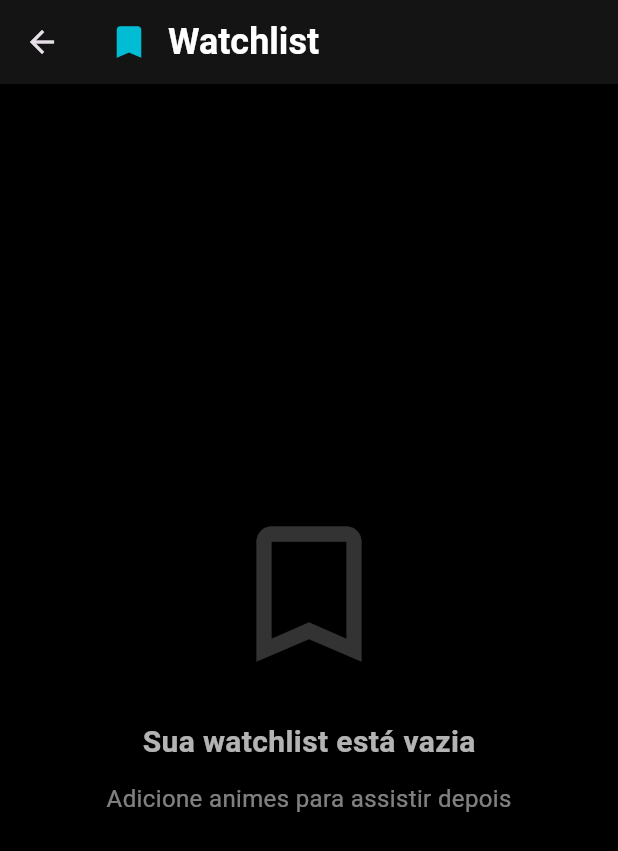
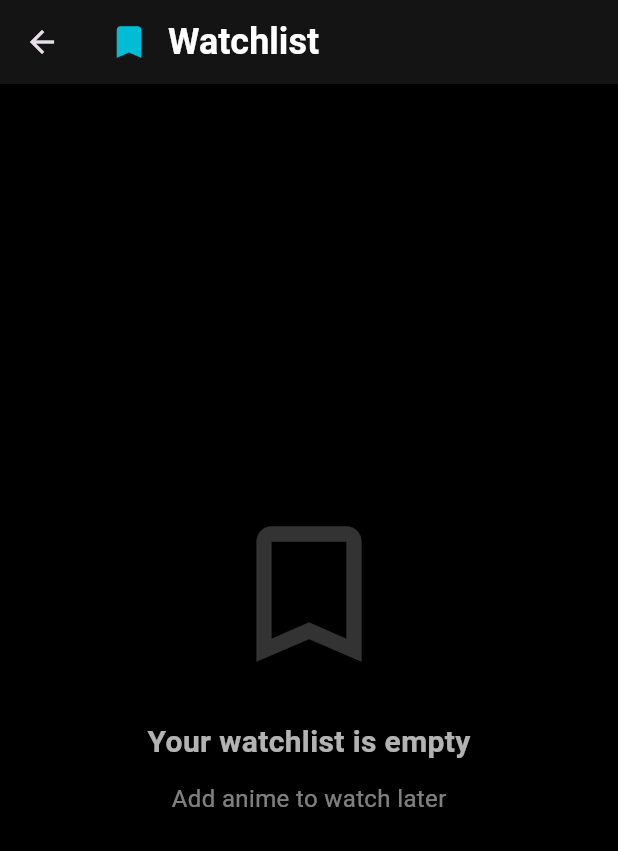
Before and after one commit to alvarorichard/goanime-mobile, a Flutter app: the WatchlistScreen screen opened directly, on a phone screen of 412 x 824 dp. Shown: the top 851 px of the screen. Run offline on Flutter 3.47's test engine with Material 3 defaults, Android fonts, the phone set to English and light mode, and no system bars; our stand-ins replace bottom_navy_bar, cached_network_image, chewie, ionicons, lucide_icons, shared_preferences and 3 more; accounts and stored records are empty; network calls fail.

Commit message:
feat: Add localization support for watchlist features and update UI texts

```diff
--- a/lib/l10n/app_localizations.dart
+++ b/lib/l10n/app_localizations.dart
@@ -153,6 +153,36 @@ class AppLocalizations {
   String get googleVideo =>
       locale.languageCode == 'pt' ? 'Google Video' : 'Google Video';
 
+  // Watchlist Screen
+  String get watchlist =>
+      locale.languageCode == 'pt' ? 'Watchlist' : 'Watchlist';
+  String get clearWatchlist =>
+      locale.languageCode == 'pt' ? 'Limpar watchlist' : 'Clear watchlist';
+  String get watchlistEmpty => locale.languageCode == 'pt'
+      ? 'Sua watchlist está vazia'
+      : 'Your watchlist is empty';
+  String get addAnimesToWatchLater => locale.languageCode == 'pt'
+      ? 'Adicione animes para assistir depois'
+      : 'Add anime to watch later';
+  String get addedToWatchlist => locale.languageCode == 'pt'
+      ? 'Adicionado à watchlist'
+      : 'Added to watchlist';
+  String get removedFromWatchlistShort => locale.languageCode == 'pt'
+      ? 'Removido da watchlist'
+      : 'Removed from watchlist';
+  String removedFromWatchlist(String title) => locale.languageCode == 'pt'
+      ? '$title removido da watchlist'
+      : '$title removed from watchlist';
+  String get clearWatchlistQuestion =>
+      locale.languageCode == 'pt' ? 'Limpar Watchlist?' : 'Clear Watchlist?';
+  String get clearWatchlistConfirmation => locale.languageCode == 'pt'
+      ? 'Tem certeza que deseja remover todos os animes da watchlist?'
+      : 'Are you sure you want to remove all anime from the watchlist?';
+  String get cancel => locale.languageCode == 'pt' ? 'Cancelar' : 'Cancel';
+  String get clear => locale.languageCode == 'pt' ? 'Limpar' : 'Clear';
+  String get watchlistCleared =>
+      locale.languageCode == 'pt' ? 'Watchlist limpa' : 'Watchlist cleared';
+
   // Settings Screen
   String get language => locale.languageCode == 'pt' ? 'Idioma' : 'Language';
   String get selectLanguage =>
--- a/lib/screens/watchlist_screen.dart
+++ b/lib/screens/watchlist_screen.dart
@@ -4,6 +4,7 @@ import '../models/watchlist_anime.dart';
 import '../services/watchlist_service.dart';
 import '../services/watchlist_notifier.dart';
 import '../theme/app_colors.dart';
+import '../l10n/app_localizations.dart';
 import 'source_selection_screen.dart';
 
 class WatchlistScreen extends StatefulWidget {
@@ -56,9 +57,10 @@ class _WatchlistScreenState extends State<WatchlistScreen>
   Future<void> _removeFromWatchlist(WatchlistAnime anime) async {
     final success = await _watchlistService.removeFromWatchlist(anime.animeId);
     if (success && mounted) {
+      final l10n = AppLocalizations.of(context);
       ScaffoldMessenger.of(context).showSnackBar(
         SnackBar(
-          content: Text('${anime.title} removido da watchlist'),
+          content: Text(l10n.removedFromWatchlist(anime.title)),
           backgroundColor: AppColors.error,
           behavior: SnackBarBehavior.floating,
         ),
@@ -70,6 +72,7 @@ class _WatchlistScreenState extends State<WatchlistScreen>
   @override
   Widget build(BuildContext context) {
     super.build(context); // Required for AutomaticKeepAliveClientMixin
+    final l10n = AppLocalizations.of(context);
     return Scaffold(
       backgroundColor: AppColors.background,
       appBar: AppBar(
@@ -79,9 +82,9 @@ class _WatchlistScreenState extends State<WatchlistScreen>
           children: [
             Icon(Icons.bookmark, color: AppColors.primary, size: 28),
             const SizedBox(width: 12),
-            const Text(
-              'Watchlist',
-              style: TextStyle(
+            Text(
+              l10n.watchlist,
+              style: const TextStyle(
                 color: Colors.white,
                 fontSize: 24,
                 fontWeight: FontWeight.bold,
@@ -93,7 +96,7 @@ class _WatchlistScreenState extends State<WatchlistScreen>
           if (_watchlist.isNotEmpty)
             IconButton(
               icon: const Icon(Icons.delete_sweep, color: Colors.white70),
-              tooltip: 'Limpar watchlist',
+              tooltip: l10n.clearWatchlist,
               onPressed: () => _showClearDialog(),
             ),
         ],
@@ -127,6 +130,7 @@ class _WatchlistScreenState extends State<WatchlistScreen>
   }
 
   Widget _buildEmptyState() {
+    final l10n = AppLocalizations.of(context);
     return Center(
       child: Column(
         mainAxisAlignment: MainAxisAlignment.center,
@@ -138,7 +142,7 @@ class _WatchlistScreenState extends State<WatchlistScreen>
           ),
           const SizedBox(height: 24),
           Text(
-            'Sua watchlist está vazia',
+            l10n.watchlistEmpty,
             style: TextStyle(
               color: Colors.white.withValues(alpha: 0.7),
               fontSize: 20,
@@ -147,7 +151,7 @@ class _WatchlistScreenState extends State<WatchlistScreen>
           ),
           const SizedBox(height: 12),
           Text(
-            'Adicione animes para assistir depois',
+            l10n.addAnimesToWatchLater,
             style: TextStyle(
               color: Colors.white.withValues(alpha: 0.5),
               fontSize: 16,
@@ -278,24 +282,25 @@ class _WatchlistScreenState extends State<WatchlistScreen>
   }
 
   void _showClearDialog() {
+    final l10n = AppLocalizations.of(context);
     showDialog(
       context: context,
       builder: (context) => AlertDialog(
         backgroundColor: AppColors.surface,
-        title: const Text(
-          'Limpar Watchlist?',
-          style: TextStyle(color: Colors.white),
+        title: Text(
+          l10n.clearWatchlistQuestion,
+          style: const TextStyle(color: Colors.white),
         ),
-        content: const Text(
-          'Tem certeza que deseja remover todos os animes da watchlist?',
-          style: TextStyle(color: Colors.white70),
+        content: Text(
+          l10n.clearWatchlistConfirmation,
+          style: const TextStyle(color: Colors.white70),
         ),
         actions: [
           TextButton(
             onPressed: () => Navigator.pop(context),
-            child: const Text(
-              'Cancelar',
-              style: TextStyle(color: Colors.white70),
+            child: Text(
+              l10n.cancel,
+              style: const TextStyle(color: Colors.white70),
             ),
           ),
           TextButton(
@@ -307,15 +312,15 @@ class _WatchlistScreenState extends State<WatchlistScreen>
               _loadWatchlist();
               if (mounted) {
                 messenger.showSnackBar(
-                  const SnackBar(
-                    content: Text('Watchlist limpa'),
+                  SnackBar(
+                    content: Text(l10n.watchlistCleared),
                     backgroundColor: AppColors.primary,
                     behavior: SnackBarBehavior.floating,
                   ),
                 );
               }
             },
-            child: Text('Limpar', style: TextStyle(color: AppColors.error)),
+            child: Text(l10n.clear, style: TextStyle(color: AppColors.error)),
           ),
         ],
       ),
--- a/lib/widgets/watchlist_button.dart
+++ b/lib/widgets/watchlist_button.dart
@@ -3,6 +3,7 @@ import '../models/watchlist_anime.dart';
 import '../services/watchlist_service.dart';
 import '../services/watchlist_notifier.dart';
 import '../theme/app_colors.dart';
+import '../l10n/app_localizations.dart';
 
 class WatchlistButton extends StatefulWidget {
   final String animeId;
@@ -47,6 +48,7 @@ class _WatchlistButtonState extends State<WatchlistButton> {
 
   Future<void> _toggleWatchlist() async {
     final messenger = ScaffoldMessenger.of(context);
+    final l10n = AppLocalizations.of(context);
 
     if (_isInWatchlist) {
       final success = await _watchlistService.removeFromWatchlist(
@@ -57,7 +59,7 @@ class _WatchlistButtonState extends State<WatchlistButton> {
         WatchlistNotifier().notifyWatchlistChanged();
         messenger.showSnackBar(
           SnackBar(
-            content: Text('Removido da watchlist'),
+            content: Text(l10n.removedFromWatchlistShort),
             backgroundColor: AppColors.error,
             behavior: SnackBarBehavior.floating,
             duration: const Duration(seconds: 2),
@@ -78,7 +80,7 @@ class _WatchlistButtonState extends State<WatchlistButton> {
         WatchlistNotifier().notifyWatchlistChanged();
         messenger.showSnackBar(
           SnackBar(
-            content: Text('Adicionado à watchlist'),
+            content: Text(l10n.addedToWatchlist),
             backgroundColor: AppColors.primary,
             behavior: SnackBarBehavior.floating,
             duration: const Duration(seconds: 2),
```
